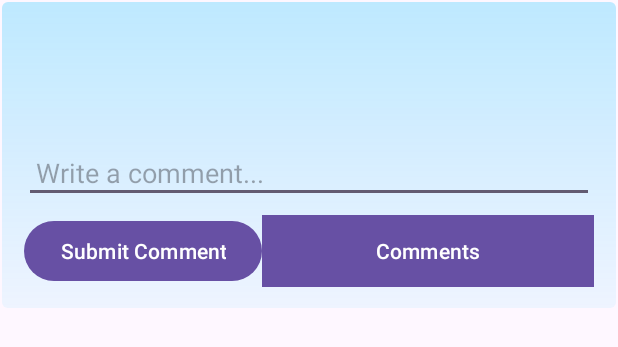
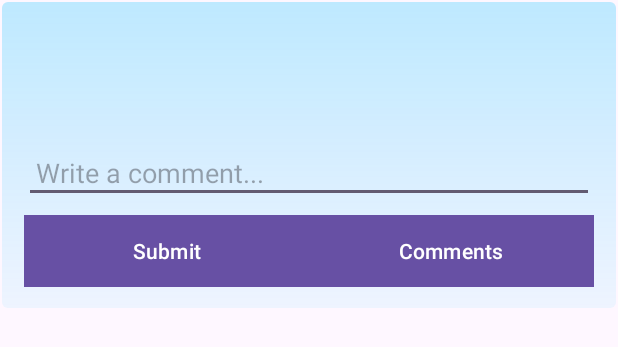
Before and after one commit to LouisFeather99/SportSpocialMediaApp, an Android app: the layout post_item.xml on its own in the app's theme, with its tools: preview values and no code run, on a phone screen of 412 x 824 dp. Shown: the top 347 px of the screen. Run offline under Robolectric (Android 15) with nearby library versions, the phone set to English and light mode, and no system bars.

Commit message:
Comments

```diff
--- a/app/src/main/res/layout/post_item.xml
+++ b/app/src/main/res/layout/post_item.xml
@@ -43,9 +43,13 @@
         <!-- Button for submitting the comment -->
         <Button
             android:id="@+id/buttonSubmitComment"
-            android:layout_width="wrap_content"
+            android:layout_width="0dp"
+            android:layout_weight="1"
             android:layout_height="wrap_content"
-            android:text="Submit Comment" />
+            android:text="Submit"
+            android:background="@color/design_default_color_primary"
+            android:textColor="@android:color/white"
+            android:padding="8dp"/>
 
         <!-- Button for viewing comments -->
         <Button
```
Also changed, not shown: app/src/main/java/com/example/sportspocialmediaapp/AppDbHelper.java (+35 -0 lines).
